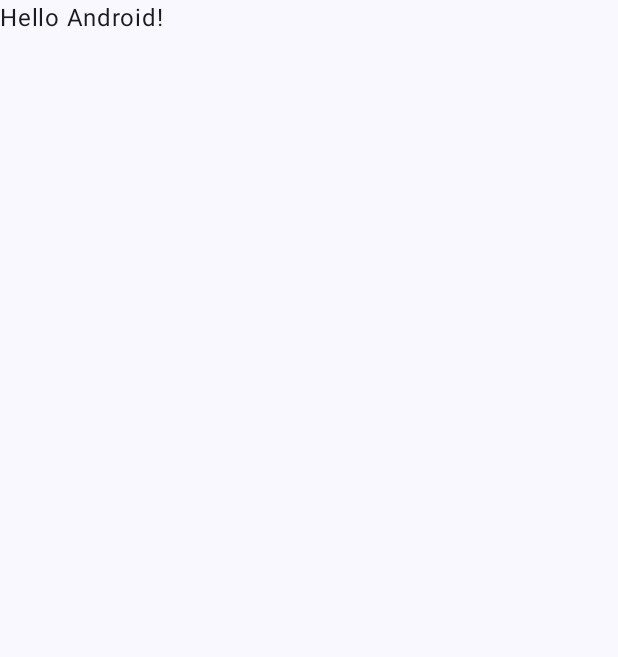
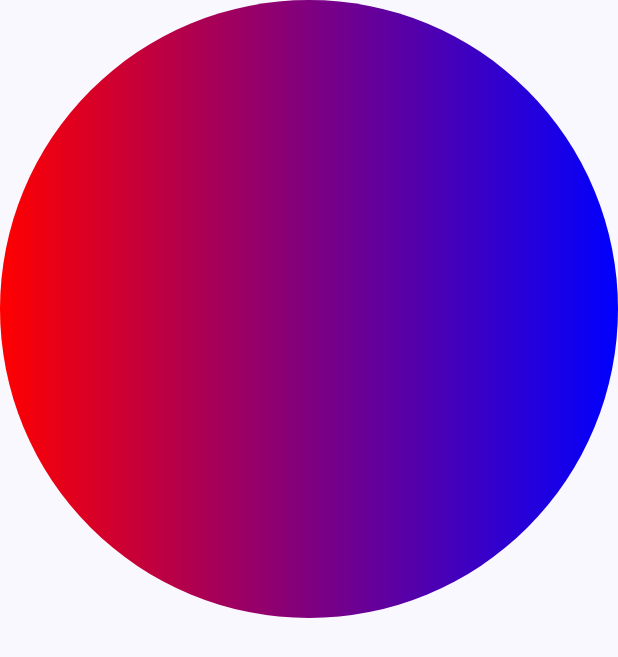
Before and after one commit to Woutervdvelde/ComposePractice, an Android app built with Jetpack Compose: the screen it shows after launch (MainActivity), on a phone screen of 412 x 824 dp. Before the commit the part shown is almost empty. Shown: the top 657 px of the screen. Run offline under Robolectric (Android 15) with nearby library versions, the phone set to English and light mode, and no system bars.

Commit message:
started creating lock circle

```diff
--- a/app/src/main/AndroidManifest.xml
+++ b/app/src/main/AndroidManifest.xml
@@ -1,6 +1,7 @@
 <?xml version="1.0" encoding="utf-8"?>
 <manifest xmlns:android="http://schemas.android.com/apk/res/android"
     xmlns:tools="http://schemas.android.com/tools">
+    <uses-permission android:name="android.permission.VIBRATE"/>
 
     <application
         android:allowBackup="true"
--- a/app/src/main/java/com/example/composepractice/MainActivity.kt
+++ b/app/src/main/java/com/example/composepractice/MainActivity.kt
@@ -1,5 +1,6 @@
 package com.example.composepractice
 
+import android.annotation.SuppressLint
 import android.os.Bundle
 import androidx.activity.ComponentActivity
 import androidx.activity.compose.setContent
@@ -11,37 +12,20 @@ import androidx.compose.material3.Text
 import androidx.compose.runtime.Composable
 import androidx.compose.ui.Modifier
 import androidx.compose.ui.tooling.preview.Preview
+import com.example.composepractice.ui.project.lock.LockScreen
 import com.example.composepractice.ui.theme.ComposePracticeTheme
 
 class MainActivity : ComponentActivity() {
+    @SuppressLint("UnusedMaterial3ScaffoldPaddingParameter")
     override fun onCreate(savedInstanceState: Bundle?) {
         super.onCreate(savedInstanceState)
         enableEdgeToEdge()
         setContent {
             ComposePracticeTheme {
-                Scaffold(modifier = Modifier.fillMaxSize()) { innerPadding ->
-                    Greeting(
-                        name = "Android",
-                        modifier = Modifier.padding(innerPadding)
-                    )
+                Scaffold(modifier = Modifier.fillMaxSize()) {  _ ->
+                    LockScreen()
                 }
             }
         }
     }
 }
-
-@Composable
-fun Greeting(name: String, modifier: Modifier = Modifier) {
-    Text(
-        text = "Hello $name!",
-        modifier = modifier
-    )
-}
-
-@Preview(showBackground = true)
-@Composable
-fun GreetingPreview() {
-    ComposePracticeTheme {
-        Greeting("Android")
-    }
-}
--- /dev/null
+++ b/app/src/main/java/com/example/composepractice/ui/project/lock/Lock.kt
@@ -0,0 +1,71 @@
+package com.example.composepractice.ui.project.lock
+
+import android.annotation.SuppressLint
+import android.os.VibrationEffect
+import android.os.Vibrator
+import android.util.Log
+import android.view.HapticFeedbackConstants
+import androidx.compose.foundation.background
+import androidx.compose.foundation.gestures.rememberTransformableState
+import androidx.compose.foundation.gestures.transformable
+import androidx.compose.foundation.layout.Box
+import androidx.compose.foundation.layout.Column
+import androidx.compose.foundation.layout.aspectRatio
+import androidx.compose.foundation.layout.fillMaxSize
+import androidx.compose.foundation.layout.safeDrawingPadding
+import androidx.compose.foundation.shape.CircleShape
+import androidx.compose.material3.Button
+import androidx.compose.material3.Scaffold
+import androidx.compose.material3.Text
+import androidx.compose.runtime.Composable
+import androidx.compose.runtime.getValue
+import androidx.compose.runtime.mutableFloatStateOf
+import androidx.compose.runtime.mutableIntStateOf
+import androidx.compose.runtime.mutableStateOf
+import androidx.compose.runtime.remember
+import androidx.compose.runtime.setValue
+import androidx.compose.ui.Modifier
+import androidx.compose.ui.geometry.Offset
+import androidx.compose.ui.graphics.Brush
+import androidx.compose.ui.graphics.Color
+import androidx.compose.ui.graphics.RadialGradient
+import androidx.compose.ui.graphics.graphicsLayer
+import androidx.compose.ui.hapticfeedback.HapticFeedbackType
+import androidx.compose.ui.platform.LocalHapticFeedback
+import androidx.compose.ui.platform.LocalView
+
+@SuppressLint("UnusedMaterial3ScaffoldPaddingParameter")
+@Composable
+fun LockScreen() {
+    Scaffold(
+        modifier = Modifier.fillMaxSize()
+    ) { _ ->
+        val view = LocalView.current
+        val vibrator = view.context.getSystemService(Vibrator::class.java)
+        val random by remember { mutableIntStateOf((1..60).random()) }
+        var rotation by remember { mutableFloatStateOf(0f) }
+        var lastTick by remember {
+            mutableIntStateOf(0)
+        }
+
+        val state = rememberTransformableState { _, _, rotationChange ->
+            rotation += rotationChange
+            val tick = (rotation % 360).toInt() / 6
+            if (tick != lastTick) {
+                lastTick = tick
+                vibrator.vibrate(VibrationEffect.createWaveform(longArrayOf(25), intArrayOf(if (tick == random) 255 else 55), -1))
+                Log.d("TAG", "LockScreen: $tick | $random")
+            }
+        }
+        Box(
+            Modifier
+                .graphicsLayer(
+                    rotationZ = rotation,
+                )
+                .transformable(state = state)
+                .background(Brush.horizontalGradient(listOf(Color.Red, Color.Blue)), CircleShape)
+                .aspectRatio(1f)
+                .fillMaxSize()
+        )
+    }
+}
```
Also changed, not shown: 1 other file.
